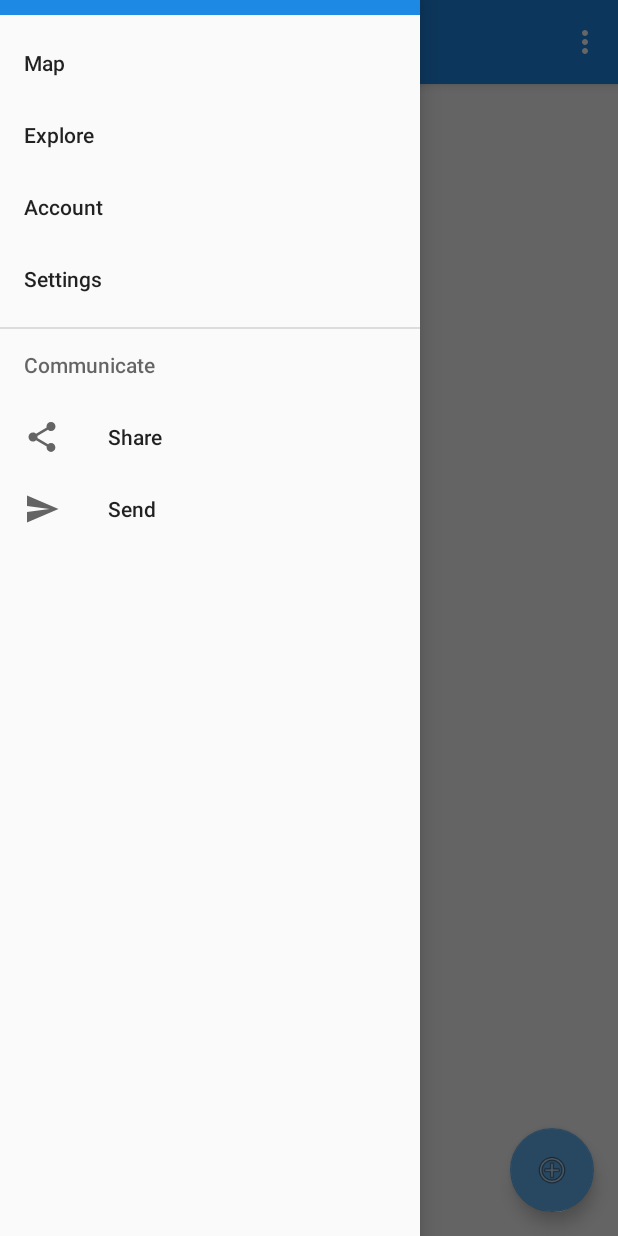
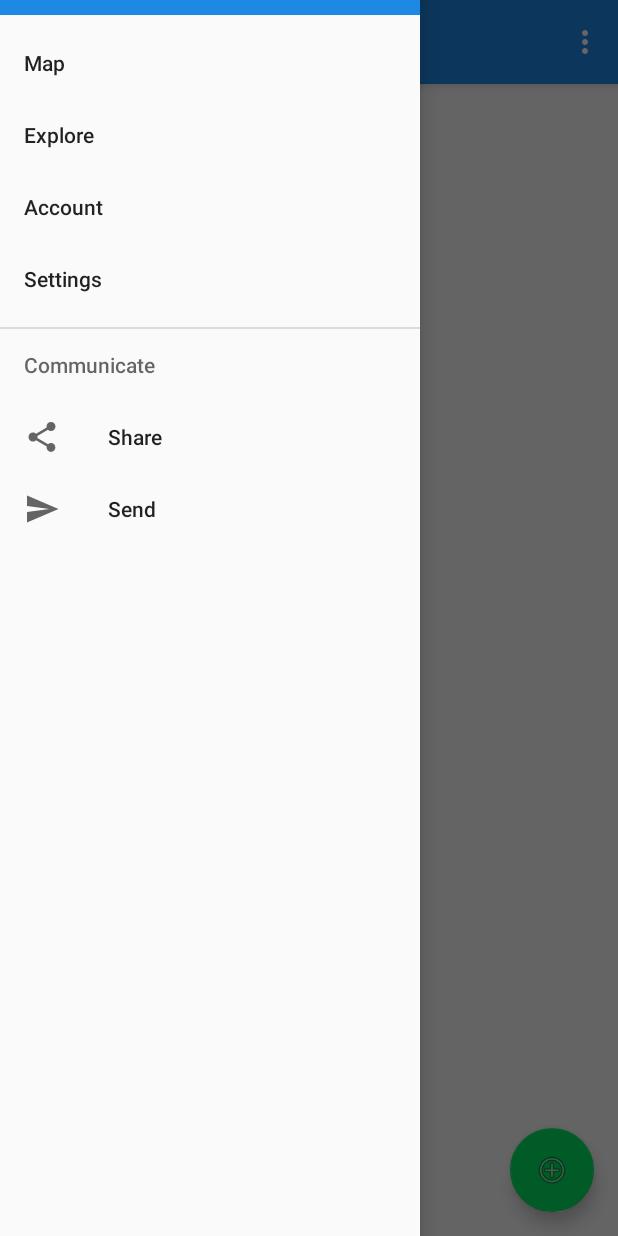
Before and after one commit to TrAnMu/CMSC436SemesterProject, an Android app: the screen it shows after launch once a user with an empty profile is signed in (MainActivity), with the side drawer open, on a phone screen of 412 x 824 dp. Run offline under Robolectric (Android 15) with nearby library versions, the phone set to English and light mode, and no system bars; our stand-ins replace Firebase (no records; nobody signed in at launch, a user with empty details on screens opened directly).

Commit message:
Changed accent color to green (we had a lot of blue)

```diff
--- a/app/src/main/res/values/colors.xml
+++ b/app/src/main/res/values/colors.xml
@@ -7,6 +7,6 @@
     <color name="colorBlue">#4c4cff</color>
     <color name="colorPrimaryBlue">#1E88E5</color>
     <color name="colorDarkBlue">#1565c0</color>
-    <color name="colorAccentBlue">#64b5f5</color>
+    <color name="colorAccentBlue">#00e55f</color>
 
 </resources>
```
